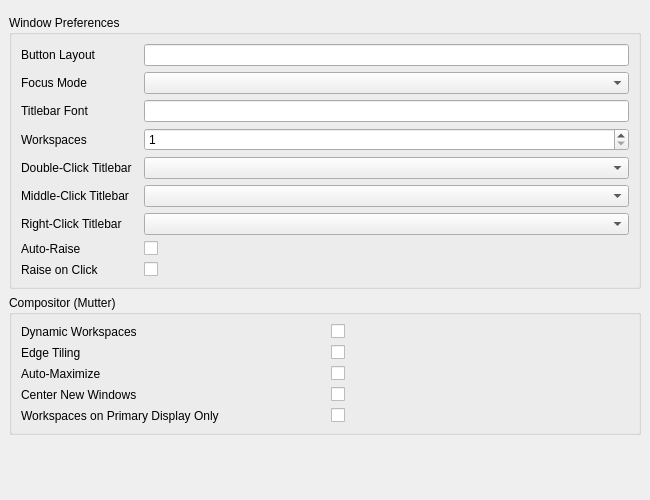
Qt form shared/nexis/Pages/GnomeSettings/gnome_wm_tab.ui (s4solutionsllc/Nexis) before a commit.
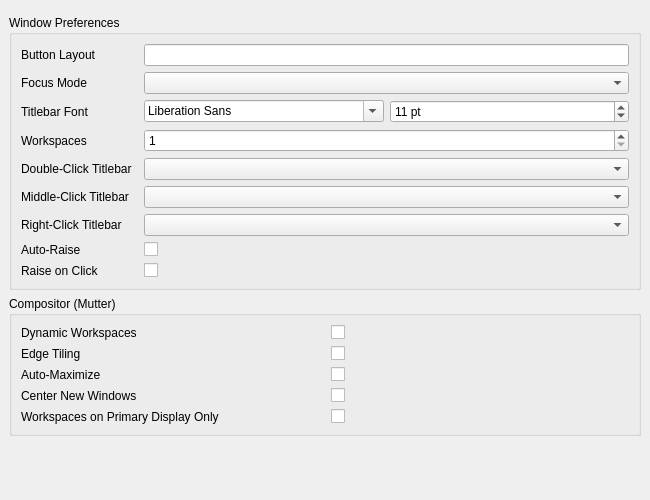
The same form after that commit.

Commit message:
feat(gnome-settings): replace theme/font text fields with dropdowns (FR-27)
Theme fields (GTK, Icon, Cursor) are now editable QComboBoxes populated
by scanning /usr/share/themes/, /usr/share/icons/, and user dirs.
Font fields (UI, Document, Monospace, Titlebar) are now QFontComboBox +
QSpinBox pairs that parse and compose GNOME's "FontFamily Size" format.
Monospace font combo filters to fixed-pitch families only.

The edit to the form file:
```diff
--- a/shared/nexis/Pages/GnomeSettings/gnome_wm_tab.ui
+++ b/shared/nexis/Pages/GnomeSettings/gnome_wm_tab.ui
@@ -60,8 +60,29 @@
            </widget>
           </item>
           <item row="2" column="1">
-           <widget class="QLineEdit" name="editTitlebarFont">
-            <property name="minimumSize"><size><width>200</width><height>0</height></size></property>
+           <widget class="QWidget" name="containerTitlebarFont">
+            <layout class="QHBoxLayout" name="layoutTitlebarFont">
+             <property name="leftMargin"><number>0</number></property>
+             <property name="topMargin"><number>0</number></property>
+             <property name="rightMargin"><number>0</number></property>
+             <property name="bottomMargin"><number>0</number></property>
+             <property name="spacing"><number>6</number></property>
+             <item>
+              <widget class="QFontComboBox" name="fontTitlebarFont">
+               <property name="minimumSize"><size><width>200</width><height>0</height></size></property>
+               <property name="cursor"><cursorShape>PointingHandCursor</cursorShape></property>
+              </widget>
+             </item>
+             <item>
+              <widget class="QSpinBox" name="spinTitlebarFontSize">
+               <property name="minimum"><number>6</number></property>
+               <property name="maximum"><number>72</number></property>
+               <property name="value"><number>11</number></property>
+               <property name="suffix"><string> pt</string></property>
+               <property name="focusPolicy"><enum>Qt::ClickFocus</enum></property>
+              </widget>
+             </item>
+            </layout>
            </widget>
           </item>
 
@@ -227,6 +248,13 @@
    </item>
   </layout>
  </widget>
+ <customwidgets>
+  <customwidget>
+   <class>QFontComboBox</class>
+   <extends>QComboBox</extends>
+   <header>QFontComboBox</header>
+  </customwidget>
+ </customwidgets>
  <resources/>
  <connections/>
 </ui>
```
The commit also changes 7 other files.
